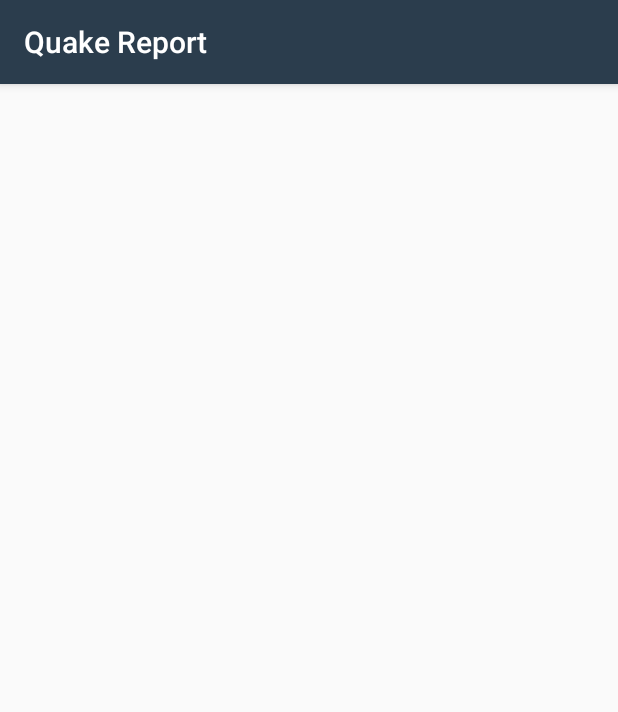
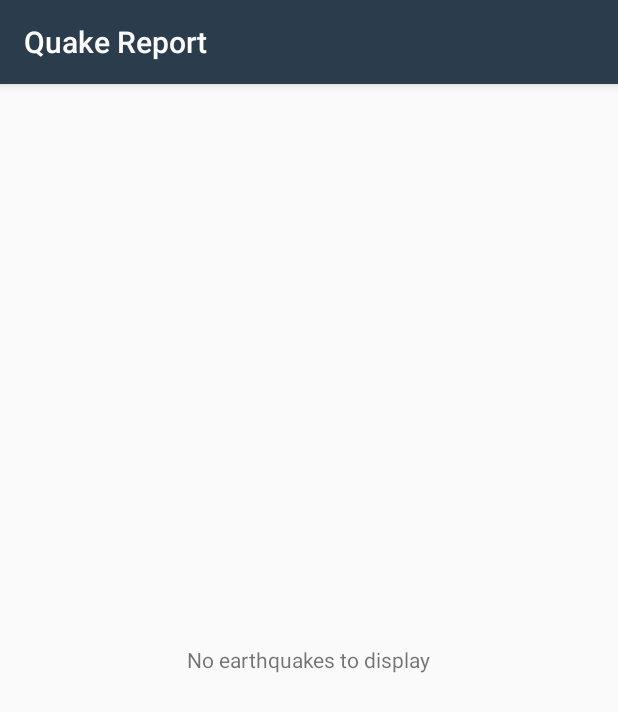
Before and after one commit to ebuchheim/QuakeList, an Android app: the screen it shows after launch (EarthquakeActivity), on a phone screen of 412 x 824 dp. Shown: the top 712 px of the screen. Run offline under Robolectric (Android 15) with nearby library versions, the phone set to English and light mode, and no system bars; 2 statements that could not run were skipped.

Commit message:
Add empty state view

```diff
--- a/app/src/main/java/com/example/android/quakereport/EarthquakeActivity.java
+++ b/app/src/main/java/com/example/android/quakereport/EarthquakeActivity.java
@@ -22,10 +22,12 @@ import android.net.Uri;
 import android.os.AsyncTask;
 import android.os.Bundle;
 import android.support.v7.app.AppCompatActivity;
+import android.util.Log;
 import android.view.View;
 import android.widget.AdapterView;
 import android.widget.ArrayAdapter;
 import android.widget.ListView;
+import android.widget.TextView;
 
 import java.util.ArrayList;
 import java.util.List;
@@ -58,6 +60,10 @@ public class EarthquakeActivity extends AppCompatActivity implements LoaderCallb
         // so the list can be populated in the user interface
         earthquakeListView.setAdapter(mAdapter);
 
+        TextView emptyView = (TextView) findViewById(R.id.no_quakes);
+
+        earthquakeListView.setEmptyView(emptyView);
+
         earthquakeListView.setOnItemClickListener(new AdapterView.OnItemClickListener() {
             @Override
             public void onItemClick(AdapterView<?> adapterView, View view, int position, long l) {
@@ -71,7 +77,7 @@ public class EarthquakeActivity extends AppCompatActivity implements LoaderCallb
             }
         });
 
-        getLoaderManager().initLoader(0, null, this).forceLoad();
+        getLoaderManager().initLoader(0, null, this);
 
 //        new EarthquakeAsyncTask().execute(USGS_REQUEST_URL);
     }
@@ -89,6 +95,9 @@ public class EarthquakeActivity extends AppCompatActivity implements LoaderCallb
         if (earthquakes != null && !earthquakes.isEmpty()) {
             mAdapter.addAll(earthquakes);
         }
+
+        TextView emptyView = (TextView) findViewById(R.id.no_quakes);
+        emptyView.setText("No earthquakes to display");
     }
 
     @Override
--- a/app/src/main/java/com/example/android/quakereport/EarthquakeAdapter.java
+++ b/app/src/main/java/com/example/android/quakereport/EarthquakeAdapter.java
@@ -65,7 +65,7 @@ public class EarthquakeAdapter extends ArrayAdapter<Earthquake> {
 
         Date dateObject = new Date(currentEarthquake.getTimeInMilliseconds());
 
-        SimpleDateFormat dateFormatter = new SimpleDateFormat("MMM DD, yyyy");
+        SimpleDateFormat dateFormatter = new SimpleDateFormat("MMM dd, yyyy");
         String dateToDisplay = dateFormatter.format(dateObject);
 
         SimpleDateFormat timeFormat = new SimpleDateFormat("h:mm a");
--- a/app/src/main/java/com/example/android/quakereport/EarthquakeLoader.java
+++ b/app/src/main/java/com/example/android/quakereport/EarthquakeLoader.java
@@ -20,6 +20,10 @@ public class EarthquakeLoader extends AsyncTaskLoader<List<Earthquake>> {
         mUrl = url;
     }
 
+    @Override
+    protected void onStartLoading() {
+        forceLoad();
+    }
 
     @Override
     public List<Earthquake> loadInBackground() {
--- a/app/src/main/res/layout/earthquake_activity.xml
+++ b/app/src/main/res/layout/earthquake_activity.xml
@@ -14,8 +14,22 @@
      limitations under the License.
 -->
 <!-- Layout for a list of earthquakes -->
-<ListView xmlns:android="http://schemas.android.com/apk/res/android"
-    android:id="@+id/list"
+<RelativeLayout xmlns:android="http://schemas.android.com/apk/res/android"
     android:orientation="vertical"
     android:layout_width="match_parent"
-    android:layout_height="match_parent"/>
+    android:layout_height="match_parent" >
+
+    <ListView
+        android:id="@+id/list"
+        android:layout_width="match_parent"
+        android:layout_height="match_parent"/>
+
+    <!-- Only shows if empty -->
+    <TextView
+        android:id="@+id/no_quakes"
+        android:layout_width="wrap_content"
+        android:layout_height="wrap_content"
+        android:layout_centerVertical="true"
+        android:layout_centerHorizontal="true"/>
+
+</RelativeLayout>
```
